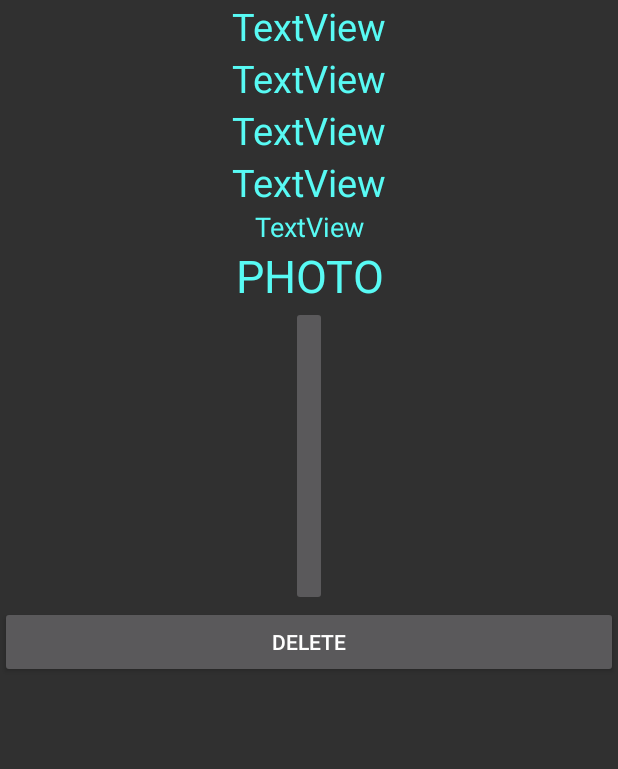
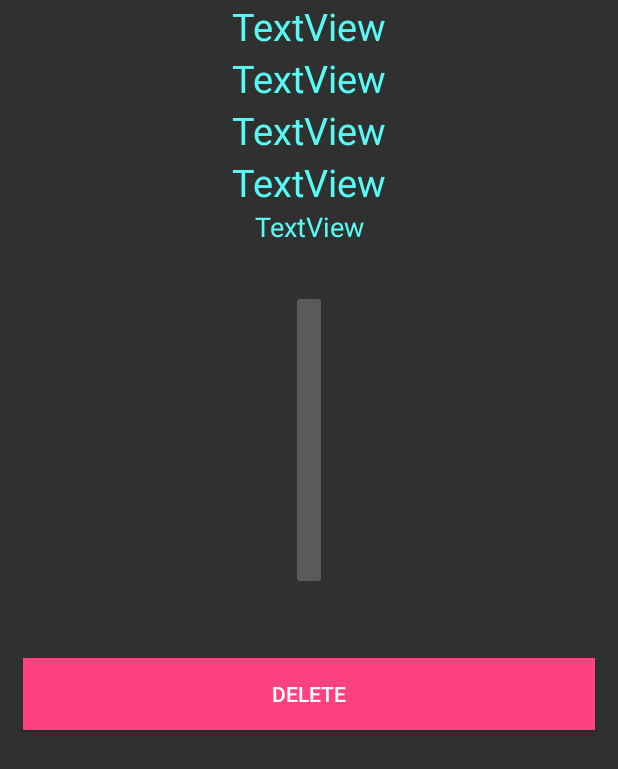
Before and after one commit to cettorre/AndroidSQLiteDB, an Android app: the layout activity_animal_info.xml on its own in the app's theme, with its tools: preview values and no code run, on a phone screen of 412 x 824 dp. Shown: the top 769 px of the screen. Run offline under Robolectric (Android 15) with nearby library versions, the phone set to English and light mode, and no system bars.

Commit message:
working on ShowPhoto activity, loading pictures, fixed errors
fixed error loading null full photo activity
fixed error opening AnimalInfo activity without photo. added no picture image
added toast to inform user that a number has to be inserted as age
uploading new pictures

```diff
--- a/app/src/main/res/layout/activity_animal_info.xml
+++ b/app/src/main/res/layout/activity_animal_info.xml
@@ -53,20 +53,12 @@
         android:textSize="18sp"
         android:textColor="#58FAF4"/>
 
-    <TextView
-        android:id="@+id/iPhoto"
-        android:layout_width="match_parent"
-        android:layout_height="wrap_content"
-        android:text="PHOTO"
-        android:textAlignment="center"
-        android:textSize="30sp"
-        android:textColor="#58FAF4"/>
-
 <ImageButton
     android:id="@+id/aPhoto"
     android:layout_width="wrap_content"
     android:layout_height="200dp"
     android:layout_gravity="center"
+    android:layout_margin="30dp"
     />
 
 
@@ -75,5 +67,7 @@
         android:layout_width="match_parent"
         android:layout_height="wrap_content"
         android:text="DELETE"
+        android:background="@color/colorAccent"
+        android:layout_margin="15dp"
         />
 </LinearLayout>
--- a/app/src/main/res/layout/activity_database.xml
+++ b/app/src/main/res/layout/activity_database.xml
@@ -9,6 +9,8 @@
         android:layout_width="match_parent"
         android:layout_height="wrap_content"
         android:text="Add New Animal"
+        android:background="@color/colorAccent"
+        android:layout_margin="10dp"
         />
 
     <ListView
--- a/app/src/main/res/layout/activity_insert.xml
+++ b/app/src/main/res/layout/activity_insert.xml
@@ -51,6 +51,8 @@
         android:layout_width="match_parent"
         android:layout_height="wrap_content"
         android:text="Add New Animal"
+        android:background="@color/colorAccent"
+        android:layout_margin="15dp"
         />
 
 </LinearLayout>
```
Also changed, not shown: app/src/main/java/com/example/formacio/androidlocaldb/AnimalInfo.java (+8 -4 lines), app/src/main/java/com/example/formacio/androidlocaldb/InsertAnimal.java (+15 -1 lines), app/src/main/java/com/example/formacio/androidlocaldb/ShowPhoto.java (+12 -19 lines), 6 other files.
